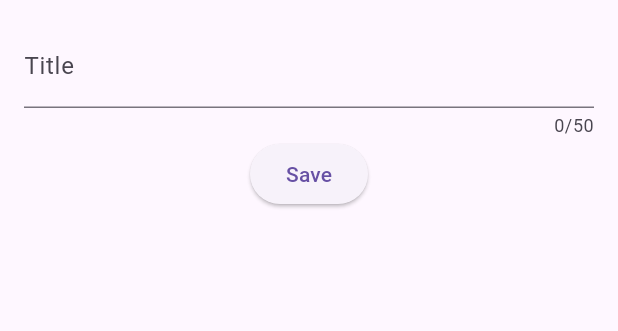
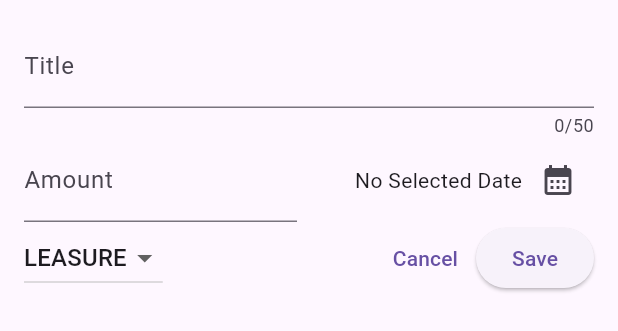
Before and after one commit to guisantogui/expeses_list, a Flutter app: the NewExpense widget shown alone on an empty page, opened directly, on a phone screen of 412 x 824 dp. Shown: the top 331 px of the screen. Run offline on Flutter 3.47's test engine with Material 2 defaults, Android fonts, the phone set to English and light mode, and no system bars.

Commit message:
Adicionando mais campos ao formulário de criação de expense

```diff
--- a/lib/models/expense.dart
+++ b/lib/models/expense.dart
@@ -3,6 +3,8 @@ import 'package:uuid/uuid.dart';
 import 'package:intl/intl.dart';
 
 const uuid = Uuid();
+
+final formatter = DateFormat.yMd();
 
 enum Category { food, travel, leasure, work }
 
@@ -28,7 +30,6 @@ class Expense {
   final Category category;
 
   String get formattedDate {
-    return DateFormat.yMd().format(date);
+    return formatter.format(date);
   }
-
 }
--- a/lib/widgets/new_expense.dart
+++ b/lib/widgets/new_expense.dart
@@ -1,5 +1,7 @@
 import 'package:flutter/material.dart';
 import 'package:flutter/widgets.dart';
+
+import '../models/expense.dart';
 
 class NewExpense extends StatefulWidget {
   const NewExpense({super.key});
@@ -12,9 +14,41 @@ class NewExpense extends StatefulWidget {
 
 class _NewExpenseState extends State<NewExpense> {
   final _titleController = TextEditingController();
+  final _amoutController = TextEditingController();
+  DateTime? _selectedDate;
+  Category _selectedCategory = Category.leasure;
 
   void _onFormSubmitted() {
-    print("currentTitleInputted ${_titleController.text}");
+    print(
+        "currentTitleInputted ${_titleController.text} amount ${_amoutController.text}");
+  }
+
+  void _onFormCancelled() {
+    Navigator.pop(context);
+  }
+
+  void _datePickerClicked() async {
+    final now = DateTime.now();
+    final firstDate = DateTime(now.year - 3, now.month, now.day);
+    final lastDate = DateTime(now.year + 1, now.month, now.day);
+
+    final pickedDate = await showDatePicker(
+        context: context,
+        initialDate: now,
+        firstDate: firstDate,
+        lastDate: lastDate);
+
+    setState(() {
+      _selectedDate = pickedDate;
+    });
+  }
+
+  @override
+  void dispose() {
+    _titleController.dispose();
+    _amoutController.dispose();
+
+    super.dispose();
   }
 
   @override
@@ -26,11 +60,76 @@ class _NewExpenseState extends State<NewExpense> {
           controller: _titleController,
           maxLength: 50,
           decoration: const InputDecoration(
-              label: Text(
-            "Title",
-          )),
+            label: Text(
+              "Title",
+            ),
+          ),
         ),
-        ElevatedButton(onPressed: _onFormSubmitted, child: const Text("Save"))
+        Row(
+          children: [
+            Expanded(
+              child: TextField(
+                controller: _amoutController,
+                keyboardType: TextInputType.number,
+                decoration: const InputDecoration(
+                  prefixText: "\$",
+                  label: Text(
+                    "Amount",
+                  ),
+                ),
+              ),
+            ),
+            const SizedBox(width: 16),
+            Expanded(
+              child: Row(
+                mainAxisAlignment: MainAxisAlignment.end,
+                crossAxisAlignment: CrossAxisAlignment.center,
+                children: [
+                  Text(
+                    _selectedDate == null
+                        ? "No Selected Date"
+                        : formatter.format(_selectedDate!),
+                  ),
+                  IconButton(
+                    onPressed: _datePickerClicked,
+                    icon: const Icon(Icons.calendar_month),
+                  )
+                ],
+              ),
+            )
+          ],
+        ),
+        const SizedBox(width: 16),
+        Row(
+          children: [
+            DropdownButton(
+                value: _selectedCategory,
+                items: Category.values
+                    .map(
+                      (e) => DropdownMenuItem(
+                        value: e,
+                        child: Text(e.name.toUpperCase()),
+                      ),
+                    )
+                    .toList(),
+                onChanged: (currentValue) {
+                  if (currentValue != null) {
+                    setState(() {
+                      _selectedCategory = currentValue;
+                    });
+                  }
+                }),
+            const Spacer(),
+            TextButton(
+              onPressed: _onFormCancelled,
+              child: const Text("Cancel"),
+            ),
+            ElevatedButton(
+              onPressed: _onFormSubmitted,
+              child: const Text("Save"),
+            )
+          ],
+        )
       ]),
     );
   }
```
